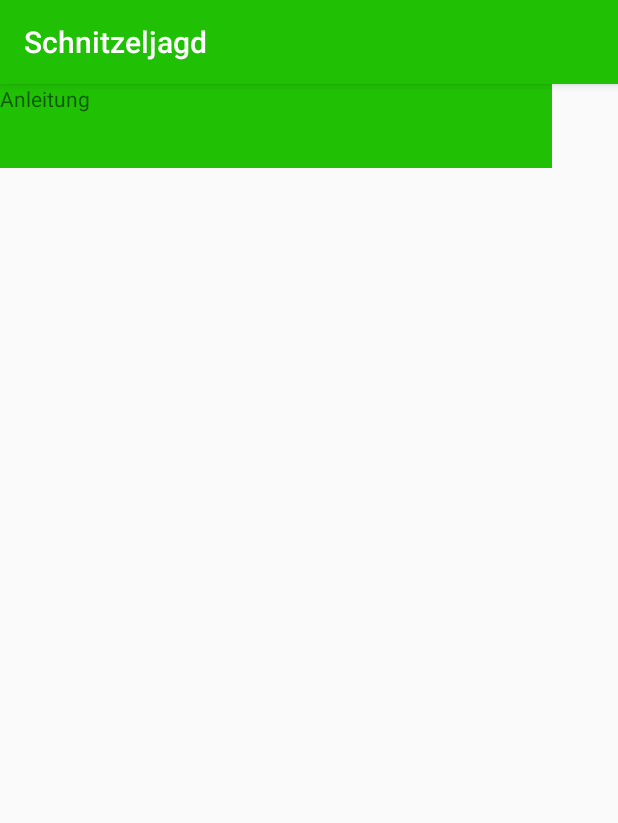
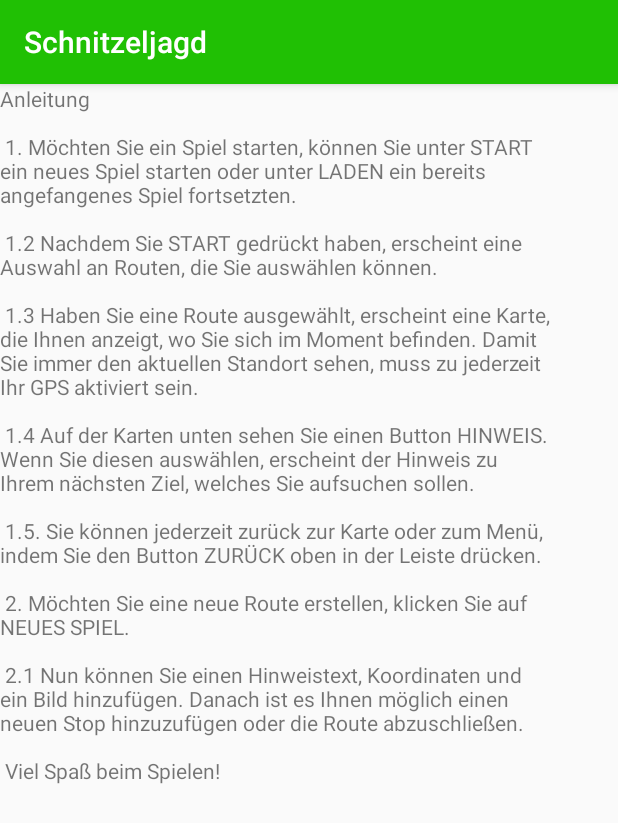
Before and after one commit to leifii/Schnitzeljagd, an Android app: the AnleitungActivity screen opened directly, with no data from a screen before it, on a phone screen of 412 x 824 dp. Shown: the top 823 px of the screen. Run offline under Robolectric (Android 15) with nearby library versions, the phone set to English and light mode, and no system bars.

Commit message:
Merge branch 'master' of https://github.com/leifii/Schnitzeljagd
# Conflicts:
#	app/src/main/AndroidManifest.xml

```diff
--- a/app/src/main/AndroidManifest.xml
+++ b/app/src/main/AndroidManifest.xml
@@ -50,9 +50,6 @@
             android:name=".MapsActivity"
             android:label="@string/title_activity_maps"
             android:screenOrientation="portrait" />
-        <activity
-            android:name=".Anleitung"
-            android:screenOrientation="portrait" />
         <!--
              The API key for Google Maps-based APIs is defined as a string resource.
              (See the file "res/values/google_maps_api.xml").
@@ -65,7 +62,8 @@
             android:name="com.google.android.geo.API_KEY"
             android:value="@string/google_maps_key" />
 
-        <activity android:name=".HinweisActivity"></activity>
+        <activity android:name=".HinweisActivity" />
+        <activity android:name=".AnleitungActivity"></activity>
     </application>
 
 </manifest>
--- a/app/src/main/java/de/unidue/mse/thewesleycrusher/schnitzeljagd/Anleitung.java
+++ b/app/src/main/java/de/unidue/mse/thewesleycrusher/schnitzeljagd/AnleitungActivity.java
@@ -1,13 +1,20 @@
 package de.unidue.mse.thewesleycrusher.schnitzeljagd;
 
+import android.support.v4.app.NavUtils;
 import android.support.v7.app.AppCompatActivity;
 import android.os.Bundle;
+import android.view.MenuItem;
 
-public class Anleitung extends AppCompatActivity {
+public class AnleitungActivity extends AppCompatActivity {
 
     @Override
     protected void onCreate(Bundle savedInstanceState) {
         super.onCreate(savedInstanceState);
         setContentView(R.layout.activity_anleitung);
+
+
+
     }
+
+
 }
--- a/app/src/main/java/de/unidue/mse/thewesleycrusher/schnitzeljagd/StartActivity.java
+++ b/app/src/main/java/de/unidue/mse/thewesleycrusher/schnitzeljagd/StartActivity.java
@@ -51,7 +51,7 @@ public class StartActivity extends AppCompatActivity implements View.OnClickList
                 break;
 
             case R.id.button_anleitung:
-                startActivity(new Intent(StartActivity.this, Anleitung.class));
+                startActivity(new Intent(StartActivity.this, AnleitungActivity.class));
                 break;
 
             case R.id.button_neuesspiel:
--- a/app/src/main/res/layout/activity_anleitung.xml
+++ b/app/src/main/res/layout/activity_anleitung.xml
@@ -4,24 +4,15 @@
     xmlns:tools="http://schemas.android.com/tools"
     android:layout_width="match_parent"
     android:layout_height="match_parent"
-    tools:context="de.unidue.mse.thewesleycrusher.schnitzeljagd.Anleitung">
-
-    <android.support.v7.widget.Toolbar
-        android:id="@+id/toolbar2"
-        android:layout_width="368dp"
-        android:layout_height="wrap_content"
-        android:background="?attr/colorPrimary"
-        android:minHeight="?attr/actionBarSize"
-        android:theme="?attr/actionBarTheme"
-        tools:layout_editor_absoluteX="8dp"
-        tools:layout_editor_absoluteY="-91dp" />
+    tools:context="de.unidue.mse.thewesleycrusher.schnitzeljagd.AnleitungActivity">
 
     <TextView
         android:id="@+id/textView"
         android:layout_width="368dp"
-        android:layout_height="423dp"
-        android:text="Anleitung"
+        android:layout_height="495dp"
+        android:text="@string/anleitung"
         tools:layout_editor_absoluteX="8dp"
-        tools:layout_editor_absoluteY="16dp" />
+        tools:layout_editor_absoluteY="8dp" />
+
 
 </android.support.constraint.ConstraintLayout>
--- a/app/src/main/res/values/strings.xml
+++ b/app/src/main/res/values/strings.xml
@@ -115,4 +115,28 @@
     <string name="permission_rationale">"Contacts permissions are needed for providing email
         completions."
     </string>
+
+    <string name="anleitung">
+
+    Anleitung\n\n
+
+    1. Möchten Sie ein Spiel starten, können Sie unter START ein neues Spiel starten oder unter LADEN ein bereits angefangenes Spiel fortsetzten.\n\n
+
+    1.2 Nachdem Sie START gedrückt haben, erscheint eine Auswahl an Routen, die Sie auswählen können.\n\n
+
+    1.3 Haben Sie eine Route ausgewählt, erscheint eine Karte, die Ihnen anzeigt, wo Sie sich im Moment befinden. Damit Sie immer den aktuellen Standort sehen, muss zu jederzeit Ihr GPS aktiviert sein.\n\n
+
+    1.4 Auf der Karten unten sehen Sie einen Button HINWEIS. Wenn Sie diesen auswählen, erscheint der Hinweis zu Ihrem nächsten Ziel, welches Sie aufsuchen sollen.\n\n
+
+    1.5. Sie können jederzeit zurück zur Karte oder zum Menü, indem Sie den Button ZURÜCK oben in der Leiste drücken.\n\n
+
+
+    2. Möchten Sie eine neue Route erstellen, klicken Sie auf NEUES SPIEL.\n\n
+
+    2.1 Nun können Sie einen Hinweistext, Koordinaten und ein Bild hinzufügen. Danach ist es Ihnen möglich einen neuen Stop hinzuzufügen oder die Route abzuschließen.\n\n
+
+    Viel Spaß beim Spielen!\n\n
+
+    </string>
+
 </resources>
```
Also changed, not shown: 1 other file.
